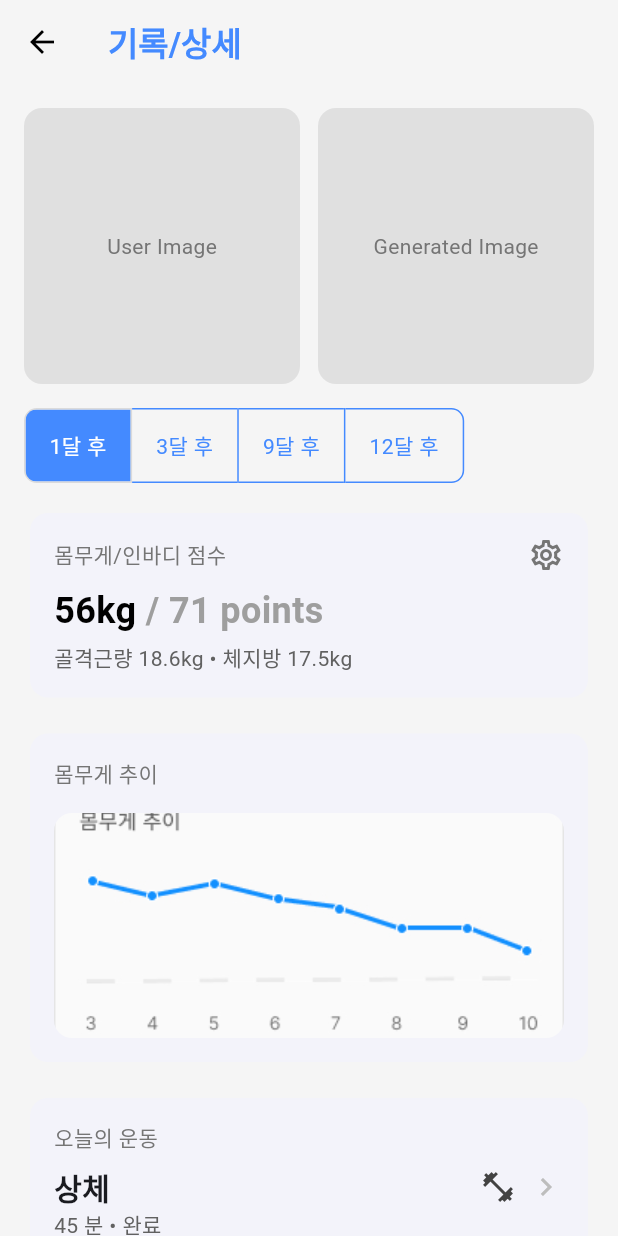
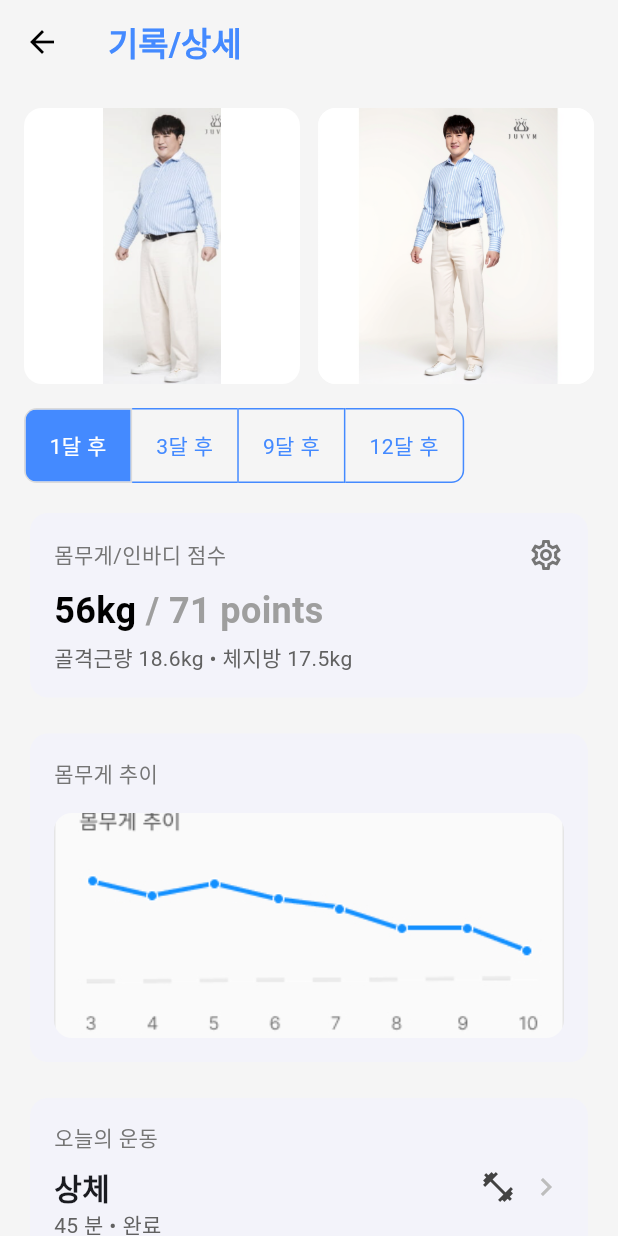
Before and after one commit to 123owq/mirifit, a Flutter app: the RecordDetailScreen screen opened by its route, on a phone screen of 412 x 824 dp. Run offline on Flutter 3.47's test engine with Material 3 defaults, Android fonts, the phone set to English and light mode, and no system bars; our stand-ins replace camera, image_picker, permission_handler; missing offline and left inert: photo_manager.

Commit message:
이미지수정

```diff
--- a/lib/views/record_detail_screen.dart
+++ b/lib/views/record_detail_screen.dart
@@ -103,31 +103,48 @@ class _RecordDetailScreenState extends State<RecordDetailScreen> {
   Widget _buildImagePlaceholders() {
     return Row(
       children: [
-        _buildImagePlaceholder(context,'User Image'),
+        // 첫 번째: 사용자 이미지 (before.png)
+        _buildImagePlaceholder(context, 'assets/images/before.png'),
         const SizedBox(width: 12),
-        _buildImagePlaceholder(context,'Generated Image'),
+        // 두 번째: 생성된 목표 이미지 (after.png)
+        _buildImagePlaceholder(context, 'assets/images/after.png'),
       ],
     );
   }
 
-  Widget _buildImagePlaceholder(BuildContext context, String text) {
+  // 변경된 _buildImagePlaceholder 함수
+  // 변경된 _buildImagePlaceholder 함수
+  Widget _buildImagePlaceholder(BuildContext context, String imagePath) {
     return Expanded(
       child: AspectRatio(
-        aspectRatio: 1.0,
+        aspectRatio: 1.0, // 1:1 비율 유지
         child: GestureDetector(
           onTap: () {
             Navigator.pushNamed(
               context,
               '/full_screen_image',
-              arguments: text,
+              arguments: imagePath,
             );
           },
-          child: Container(
+          child: Container( // ★★★ Container를 추가하여 배경색을 지정할 수 있도록 합니다.
             decoration: BoxDecoration(
-              color: Colors.grey[300],
+              color: Colors.white, // 여백으로 보일 배경색 (흰색 또는 Colors.grey[100] 등)
               borderRadius: BorderRadius.circular(12),
             ),
-            child: Center(child: Text(text, style: TextStyle(color: Colors.grey[600]))),
+            child: ClipRRect(
+              borderRadius: BorderRadius.circular(12),
+              child: Image.asset(
+                imagePath,
+                // ★★★ 여기를 BoxFit.contain으로 변경합니다! ★★★
+                fit: BoxFit.contain, // 이미지가 짤리지 않고 공간 안에 모두 들어오도록 합니다.
+                width: double.infinity,
+                height: double.infinity,
+                // 배경색을 설정하여 이미지 뒤의 여백 색상을 지정합니다.
+                // 이 색상은 Container의 배경색과 일치하는 것이 좋습니다.
+                color: Colors.white, // Image 위젯 자체의 배경색을 지정
+                colorBlendMode: BlendMode.dstOver, // 이미지가 위에 오도록 블렌드 모드 설정
+              ),
+            ),
           ),
         ),
       ),
```
Also changed, not shown: lib/views/generate_screen.dart (+13 -8 lines), lib/views/goal_by_date_screen.dart (+12 -11 lines), lib/views/progress_screen.dart (+11 -10 lines), assets/images/after.png, assets/images/before.png (added).
